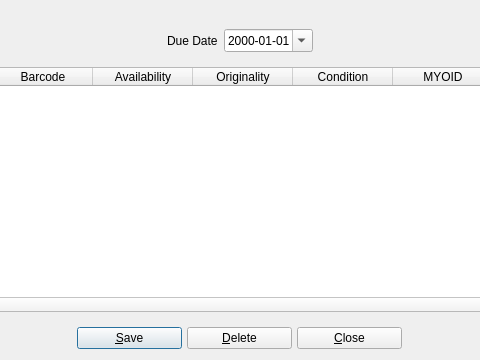
Before: the Qt Designer form UI/bookcopybrowser.ui in textbrowser/biblioteq, drawn with Qt 5; both pictures show x 128 to 608 and y 0 to 360 of the 735 by 360 pixel window.
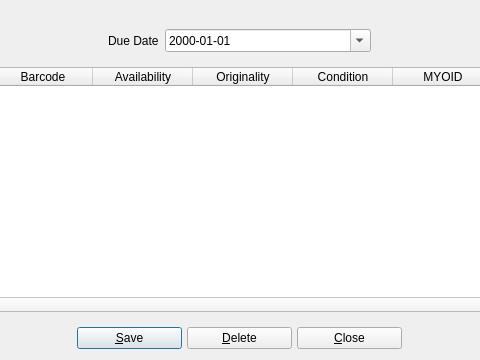
After: the same form once the commit is applied. Icons and pictures are not drawn.

```diff
--- a/UI/bookcopybrowser.ui
+++ b/UI/bookcopybrowser.ui
@@ -54,6 +54,12 @@
            </item>
            <item>
             <widget class="QDateEdit" name="dueDate">
+             <property name="sizePolicy">
+              <sizepolicy hsizetype="Expanding" vsizetype="Fixed">
+               <horstretch>0</horstretch>
+               <verstretch>0</verstretch>
+              </sizepolicy>
+             </property>
              <property name="displayFormat">
               <string>yyyy-MM-dd</string>
              </property>
```
Left out of the diff: 3 changed lines with no effect on the pictures.
